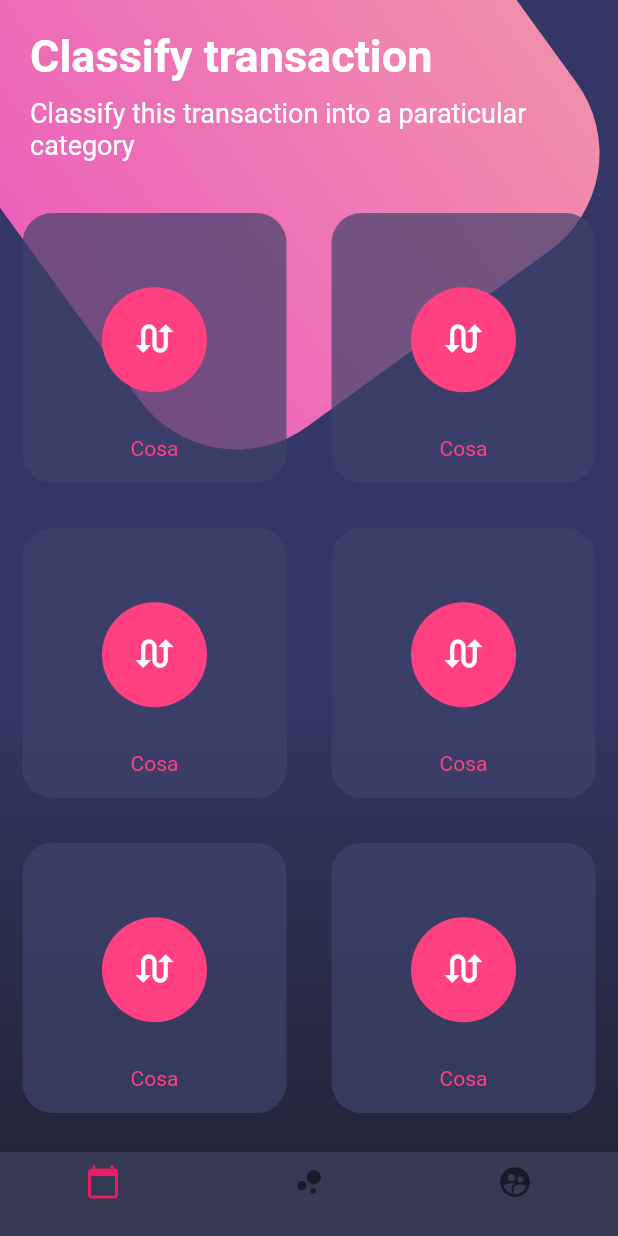
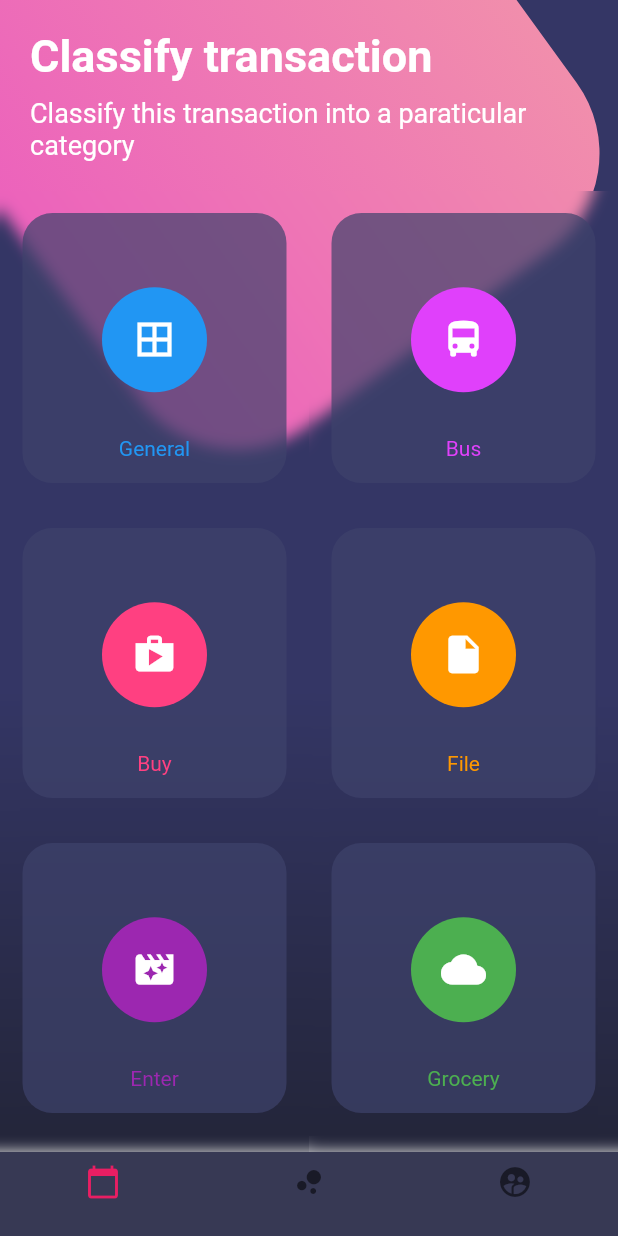
Before and after one commit to OmarACY/Flutter-Designs, a Flutter app: the screen it shows after launch, on a phone screen of 412 x 824 dp. Run offline on Flutter 3.47's test engine with Material 2 defaults, Android fonts, the phone set to English and light mode, and no system bars; missing offline and left inert: lipsum.

Commit message:
142. Código fuente de la sección

```diff
--- a/lib/main.dart
+++ b/lib/main.dart
@@ -12,7 +12,7 @@ class MyApp extends StatelessWidget {
   Widget build(BuildContext context) {
 
 //    SystemChrome.setSystemUIOverlayStyle( SystemUiOverlayStyle.light.copyWith(
-//      statusBarColor: Colors.white,
+//      statusBarColor: Colors.transparent,
 //    ));
 
     return MaterialApp(
--- a/lib/pages/buttons_page.dart
+++ b/lib/pages/buttons_page.dart
@@ -1,4 +1,5 @@
 import 'dart:math';
+import 'dart:ui';
 
 import 'package:flutter/material.dart';
 
@@ -117,34 +118,37 @@ class ButtonsPage extends StatelessWidget {
       children: [
         TableRow(
           children: [
-            _createRoundedButton(),
-            _createRoundedButton(),
+            _createRoundedButton( Colors.blue, Icons.border_all, 'General'),
+            _createRoundedButton(Colors.purpleAccent, Icons.directions_bus, 'Bus'),
           ]
         ),
         TableRow(
           children: [
-            _createRoundedButton(),
-            _createRoundedButton(),
+            _createRoundedButton(Colors.pinkAccent, Icons.shop, 'Buy'),
+            _createRoundedButton(Colors.orange, Icons.insert_drive_file, 'File'),
           ]
         ),
         TableRow(
           children: [
-            _createRoundedButton(),
-            _createRoundedButton(),
+            _createRoundedButton(Colors.purple, Icons.movie_filter, 'Enter'),
+            _createRoundedButton(Colors.green, Icons.cloud, 'Grocery'),
           ]
         ),
         TableRow(
           children: [
-            _createRoundedButton(),
-            _createRoundedButton(),
+            _createRoundedButton(Colors.red, Icons.collections, 'Photos'),
+            _createRoundedButton(Colors.teal, Icons.help_outline, 'General'),
           ]
         ),
       ],
     );
   }
 
-  Widget _createRoundedButton() {
-    return Container(
+  Widget _createRoundedButton( Color color, IconData icon, String text) {
+    return ClipRect(
+      child: BackdropFilter(
+        filter: ImageFilter.blur( sigmaX: 5.0, sigmaY: 5.0 ),
+        child: Container(
           height: 180.0,
           margin: EdgeInsets.all(15.0),
           decoration: BoxDecoration(
@@ -156,12 +160,14 @@ class ButtonsPage extends StatelessWidget {
             children: <Widget>[
               SizedBox( height: 5.0),
               CircleAvatar(
-            backgroundColor: Colors.pinkAccent,
+                backgroundColor: color,
                 radius: 35.0,
-            child: Icon(Icons.swap_calls, color: Colors.white, size: 30.0),
+                child: Icon(icon, color: Colors.white, size: 30.0),
               ),
-          Text('Cosa', style: TextStyle( color: Colors.pinkAccent)),
+              Text(text, style: TextStyle( color: color)),
             ],
+          ),
+        ),
       ),
     );
   }
```
Lines whose indentation alone changed are shown as unchanged.
